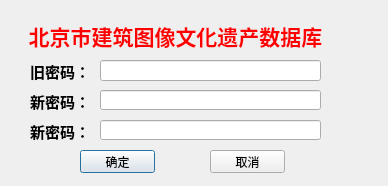
The window that password.ui (yedushusheng/ArcArc) describes before a commit, drawn with Qt 5.
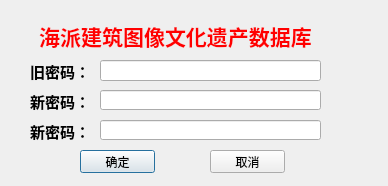
The same window after the commit.

```diff
--- a/password.ui
+++ b/password.ui
@@ -23,7 +23,7 @@
     </rect>
    </property>
    <property name="text">
-    <string>&lt;html&gt;&lt;head/&gt;&lt;body&gt;&lt;p align=&quot;center&quot;&gt;&lt;span style=&quot; font-size:16pt; font-weight:600; color:#ff0000;&quot;&gt;北京市建筑图像文化遗产数据库&lt;/span&gt;&lt;/p&gt;&lt;/body&gt;&lt;/html&gt;</string>
+    <string>&lt;html&gt;&lt;head/&gt;&lt;body&gt;&lt;p align=&quot;center&quot;&gt;&lt;span style=&quot; font-size:16pt; font-weight:600; color:#ff0000;&quot;&gt;海派建筑图像文化遗产数据库&lt;/span&gt;&lt;/p&gt;&lt;/body&gt;&lt;/html&gt;</string>
    </property>
   </widget>
   <widget class="QLabel" name="label_2">
```
